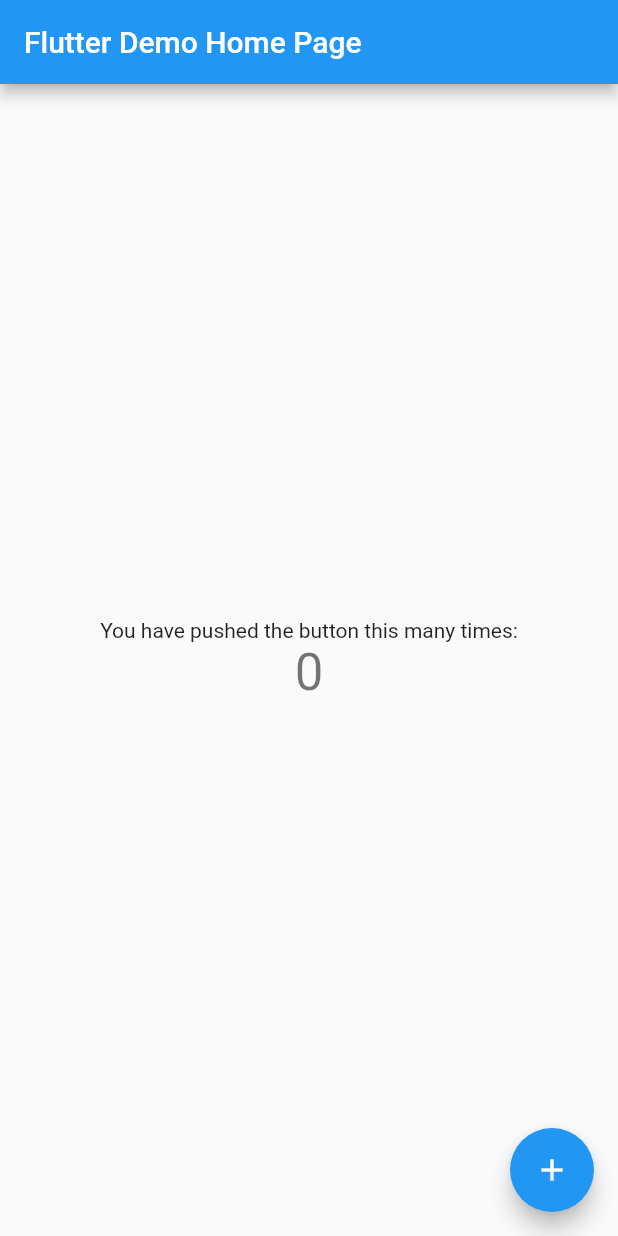
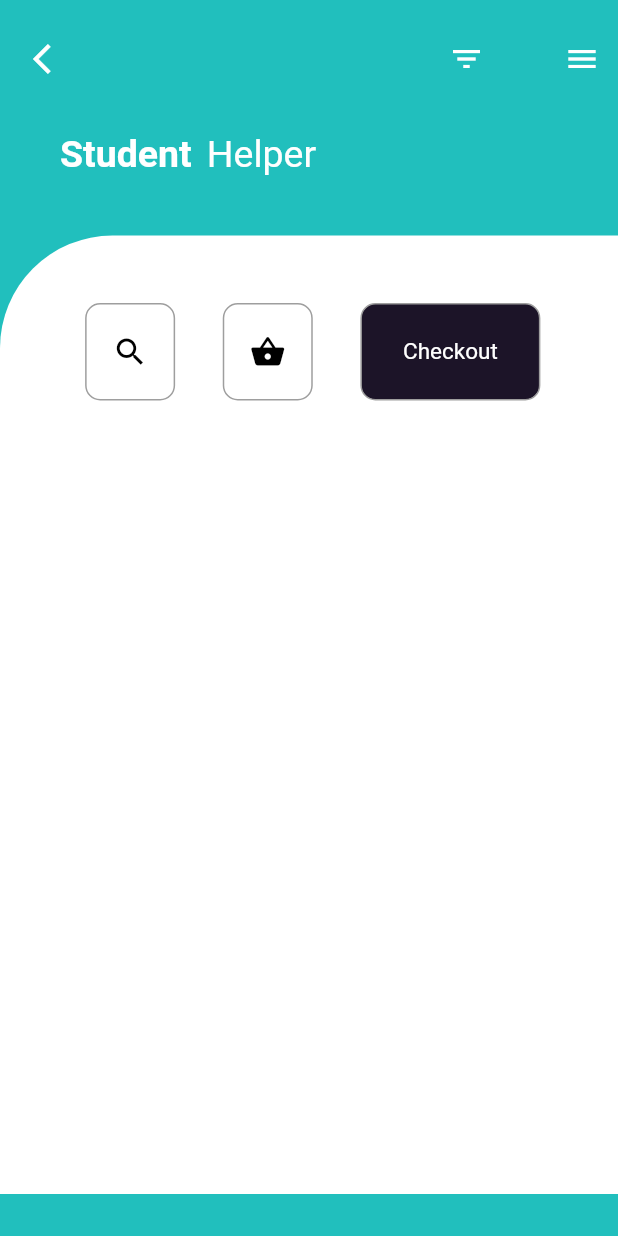
Before and after one commit to seunghk1206/StHelpNo.1, a Flutter app: the screen it shows after launch, on a phone screen of 412 x 824 dp. Run offline on Flutter 3.47's test engine with Material 2 defaults, Android fonts, the phone set to English and light mode, and no system bars; Roboto replaces fonts that are missing (Montserrat).

Commit message:
Update main.dart

```diff
--- a/flutterproject/lib/main.dart
+++ b/flutterproject/lib/main.dart
@@ -1,117 +1,148 @@
 import 'package:flutter/material.dart';
 
-void main() {
-  runApp(MyApp());
-}
+void main() => runApp(MyApp());
 
 class MyApp extends StatelessWidget {
   // This widget is the root of your application.
   @override
   Widget build(BuildContext context) {
     return MaterialApp(
-      title: 'Flutter Demo',
-      theme: ThemeData(
-        // This is the theme of your application.
-        //
-        // Try running your application with "flutter run". You'll see the
-        // application has a blue toolbar. Then, without quitting the app, try
-        // changing the primarySwatch below to Colors.green and then invoke
-        // "hot reload" (press "r" in the console where you ran "flutter run",
-        // or simply save your changes to "hot reload" in a Flutter IDE).
-        // Notice that the counter didn't reset back to zero; the application
-        // is not restarted.
-        primarySwatch: Colors.blue,
-        // This makes the visual density adapt to the platform that you run
-        // the app on. For desktop platforms, the controls will be smaller and
-        // closer together (more dense) than on mobile platforms.
-        visualDensity: VisualDensity.adaptivePlatformDensity,
-      ),
-      home: MyHomePage(title: 'Flutter Demo Home Page'),
+      home: MyHomePage(),
+      debugShowCheckedModeBanner: false,
     );
   }
 }
 
 class MyHomePage extends StatefulWidget {
-  MyHomePage({Key key, this.title}) : super(key: key);
-
-  // This widget is the home page of your application. It is stateful, meaning
-  // that it has a State object (defined below) that contains fields that affect
-  // how it looks.
-
-  // This class is the configuration for the state. It holds the values (in this
-  // case the title) provided by the parent (in this case the App widget) and
-  // used by the build method of the State. Fields in a Widget subclass are
-  // always marked "final".
-
-  final String title;
-
   @override
   _MyHomePageState createState() => _MyHomePageState();
 }
 
 class _MyHomePageState extends State<MyHomePage> {
-  int _counter = 0;
-
-  void _incrementCounter() {
-    setState(() {
-      // This call to setState tells the Flutter framework that something has
-      // changed in this State, which causes it to rerun the build method below
-      // so that the display can reflect the updated values. If we changed
-      // _counter without calling setState(), then the build method would not be
-      // called again, and so nothing would appear to happen.
-      _counter++;
-    });
-  }
-
   @override
   Widget build(BuildContext context) {
-    // This method is rerun every time setState is called, for instance as done
-    // by the _incrementCounter method above.
-    //
-    // The Flutter framework has been optimized to make rerunning build methods
-    // fast, so that you can just rebuild anything that needs updating rather
-    // than having to individually change instances of widgets.
     return Scaffold(
-      appBar: AppBar(
-        // Here we take the value from the MyHomePage object that was created by
-        // the App.build method, and use it to set our appbar title.
-        title: Text(widget.title),
+      backgroundColor: Color(0xFF21BFBD),
+      body: ListView(
+        children: <Widget>[
+          Padding(
+            padding: EdgeInsets.only(top: 15.0, left: 10.0),
+            child: Row(
+              mainAxisAlignment: MainAxisAlignment.spaceBetween,
+              children: <Widget>[
+                IconButton(
+                  icon: Icon(Icons.arrow_back_ios),
+                  color: Colors.white,
+                  onPressed: () {},
+                ),
+                Container(
+                    width: 125.0,
+                    child: Row(
+                      mainAxisAlignment: MainAxisAlignment.spaceBetween,
+                      children: <Widget>[
+                        IconButton(
+                          icon: Icon(Icons.filter_list),
+                          color: Colors.white,
+                          onPressed: () {},
+                        ),
+                        IconButton(
+                          icon: Icon(Icons.menu),
+                          color: Colors.white,
+                          onPressed: () {},
+                        )
+                      ],
+                    ))
+              ],
+            ),
+          ),
+          SizedBox(height: 25.0),
+          Padding(
+            padding: EdgeInsets.only(left: 40.0),
+            child: Row(
+              children: <Widget>[
+                Text('Student',
+                    style: TextStyle(
+                        fontFamily: 'Montserrat',
+                        color: Colors.white,
+                        fontWeight: FontWeight.bold,
+                        fontSize: 25.0)),
+                SizedBox(width: 10.0),
+                Text('Helper',
+                    style: TextStyle(
+                        fontFamily: 'Montserrat',
+                        color: Colors.white,
+                        fontSize: 25.0))
+              ],
+            ),
+          ),
+          SizedBox(height: 40.0),
+          Container(
+            height: MediaQuery.of(context).size.height - 185.0,
+            decoration: BoxDecoration(
+              color: Colors.white,
+              borderRadius: BorderRadius.only(topLeft: Radius.circular(75.0)),
+            ),
+            child: ListView(
+              primary: false,
+              padding: EdgeInsets.only(left: 25.0, right: 20.0),
+              children: <Widget>[
+                Padding(
+                    padding: EdgeInsets.only(top: 45.0),
+                ),
+                    Row(
+                  mainAxisAlignment: MainAxisAlignment.spaceEvenly,
+                  children: <Widget>[
+                    Container(
+                      height: 65.0,
+                      width: 60.0,
+                      decoration: BoxDecoration(
+                        border: Border.all(
+                            color: Colors.grey,
+                            style: BorderStyle.solid,
+                            width: 1.0),
+                        borderRadius: BorderRadius.circular(10.0),
+                      ),
+                      child: Center(
+                        child: Icon(Icons.search, color: Colors.black),
+                      ),
+                    ),
+                    Container(
+                      height: 65.0,
+                      width: 60.0,
+                      decoration: BoxDecoration(
+                        border: Border.all(
+                            color: Colors.grey,
+                            style: BorderStyle.solid,
+                            width: 1.0),
+                        borderRadius: BorderRadius.circular(10.0),
+                      ),
+                      child: Center(
+                        child: Icon(Icons.shopping_basket, color: Colors.black),
+                      ),
+                    ),
+                    Container(
+                      height: 65.0,
+                      width: 120.0,
+                      decoration: BoxDecoration(
+                          border: Border.all(
+                              color: Colors.grey,
+                              style: BorderStyle.solid,
+                              width: 1.0),
+                          borderRadius: BorderRadius.circular(10.0),
+                          color: Color(0xFF1C1428)),
+                      child: Center(
+                          child: Text('Checkout',
+                              style: TextStyle(
+                                  fontFamily: 'Montserrat',
+                                  color: Colors.white,
+                                  fontSize: 15.0))),
+                    )
+                  ],
+                )
+              ],
+            ),
+          )
+        ],
       ),
-      body: Center(
-        // Center is a layout widget. It takes a single child and positions it
-        // in the middle of the parent.
-        child: Column(
-          // Column is also a layout widget. It takes a list of children and
-          // arranges them vertically. By default, it sizes itself to fit its
-          // children horizontally, and tries to be as tall as its parent.
-          //
-          // Invoke "debug painting" (press "p" in the console, choose the
-          // "Toggle Debug Paint" action from the Flutter Inspector in Android
-          // Studio, or the "Toggle Debug Paint" command in Visual Studio Code)
-          // to see the wireframe for each widget.
-          //
-          // Column has various properties to control how it sizes itself and
-          // how it positions its children. Here we use mainAxisAlignment to
-          // center the children vertically; the main axis here is the vertical
-          // axis because Columns are vertical (the cross axis would be
-          // horizontal).
-          mainAxisAlignment: MainAxisAlignment.center,
-          children: <Widget>[
-            Text(
-              'You have pushed the button this many times:',
-            ),
-            Text(
-              '$_counter',
-              style: Theme.of(context).textTheme.headline4,
-            ),
-          ],
-        ),
-      ),
-      floatingActionButton: FloatingActionButton(
-        onPressed: _incrementCounter,
-        tooltip: 'Increment',
-        child: Icon(Icons.add),
-      ), // This trailing comma makes auto-formatting nicer for build methods.
     );
-  }
-}
+  }}
```
